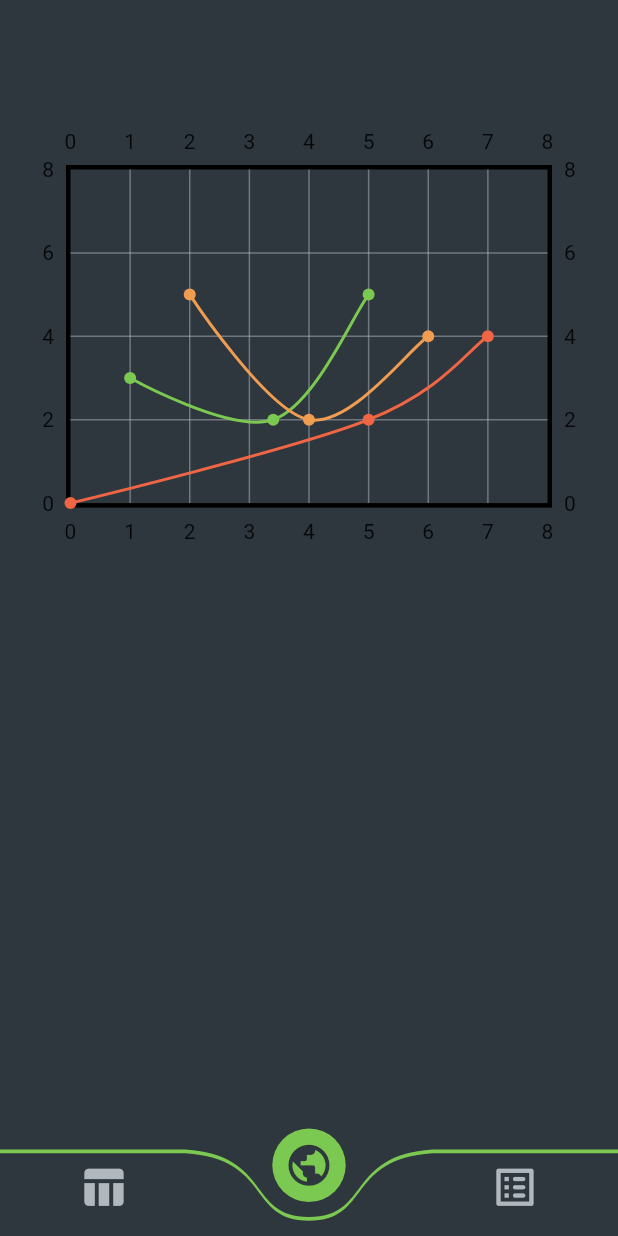
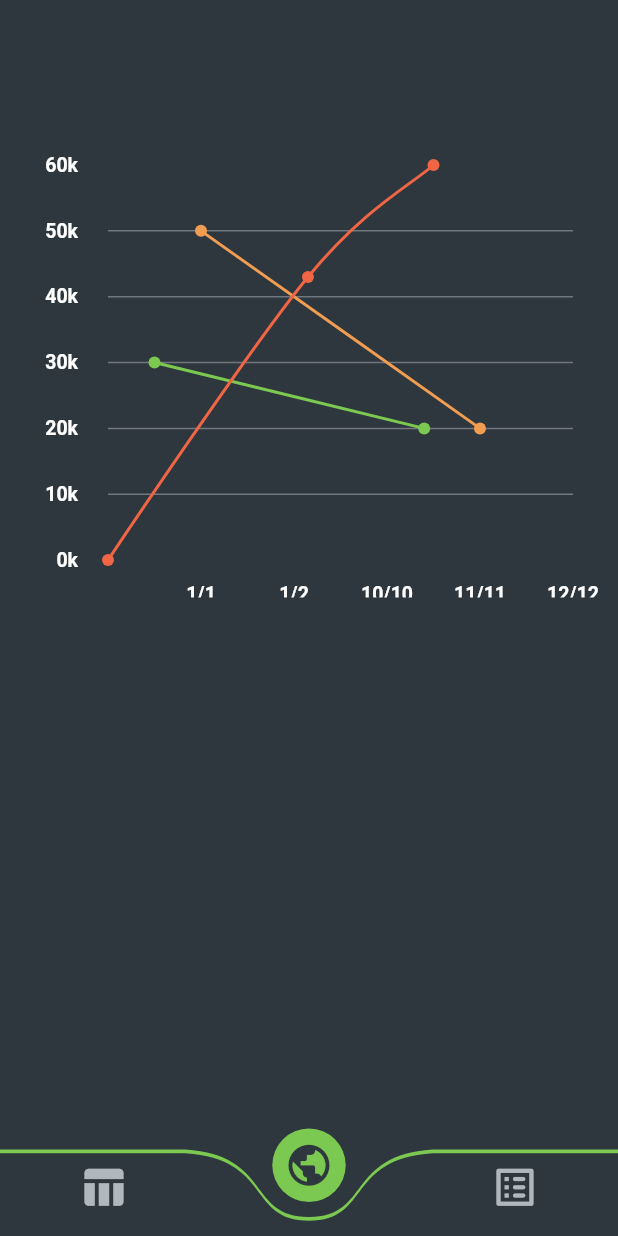
Before and after one commit to Grupo-Arquitectura-2021/VIC-19-Frontend-Mobile, a Flutter app: the screen it shows after launch, on a phone screen of 412 x 824 dp. Run offline on Flutter 3.47's test engine with Material 2 defaults, Android fonts, the phone set to English and light mode, and no system bars; drawn by our look-alikes of fl_chart; our stand-ins replace auto_size_text, bloc, equatable, flutter_bloc, flutter_spinkit, google_maps_flutter.

Commit message:
addition of list for titles

```diff
--- a/vic_19/lib/components/graphics/LineTitles.dart
+++ b/vic_19/lib/components/graphics/LineTitles.dart
@@ -1,20 +1,76 @@
 import 'package:fl_chart/fl_chart.dart';
 import 'package:flutter/material.dart';
+import 'package:vic_19/PaletteColor.dart';
+
+
 class LineTitles{
-  static getTitleData(){
-
+  static getTitleData(List<String> _titles,List<String> _titlesY){
+    // getTitleData(this._titles);
     return FlTitlesData(
         show: true,
         bottomTitles: SideTitles(
           showTitles: true,
-          margin: 8,
+          reservedSize: 10,
+          margin: 15,
+          getTextStyles: (value)=> const TextStyle(
+            color: Colors.white,
+            fontWeight: FontWeight.bold,
+            fontSize: 13
+          ),
           getTitles: (value){
             switch (value.toInt()){
-
+              case 2:
+                return _titles[0];
+              case 4:
+                return _titles[1];
+              case 6:
+                return _titles[2];
+              case 8:
+                return _titles[3];
+              case 10:
+                return _titles[4];
+              // case 12:
+              //   return _titles[5];
+              // case 14:
+              //   return _titles[6];
+              // case 16:
+              //   return _titles[7];
             }
             return '';
           }
-        )
+        ),
+      leftTitles: SideTitles(
+        showTitles: true,
+          // reservedSize: 10,
+          margin: 20,
+          getTextStyles: (value)=> const TextStyle(
+              color: Colors.white,
+              fontWeight: FontWeight.bold,
+              fontSize: 13
+          ),
+          getTitles: (value){
+            switch (value.toInt()){
+              case 0:
+                return _titlesY[0];
+              case 1:
+                return _titlesY[1];
+              case 2:
+                return _titlesY[2];
+              case 3:
+                return _titlesY[3];
+              case 4:
+                return _titlesY[4];
+              case 5:
+                return _titlesY[5];
+              case 6:
+                return _titlesY[6];
+              // case 7:
+              //   return _titlesY[7];
+            }
+            return '';
+          }
+      ),
     );
   }
+
 }
--- a/vic_19/lib/components/graphics/LinearChart.dart
+++ b/vic_19/lib/components/graphics/LinearChart.dart
@@ -2,6 +2,7 @@ import 'package:fl_chart/fl_chart.dart';
 import 'package:flutter/material.dart';
 
 import '../../PaletteColor.dart';
+import 'LineTitles.dart';
 class LineChartWidget extends StatelessWidget {
   final List<String> _data;
   // final int x;
@@ -11,14 +12,15 @@ class LineChartWidget extends StatelessWidget {
   final List<Color>lineOne=[color2];
   final List<Color>lineTwo=[color3];
   final List<Color>lineThree=[color4];
-  List<String> _titles;
+  List<String> _titles=['1/1','1/2','10/10','11/11','12/12','1/6','12/10','12/12'];//must be of 5 elements
+  List<String> _titlesY=['0k','10k','20k','30k','40k','50k','60k','200k'];//must be of 7 elements
   @override
   Widget build(BuildContext context) {
     return LineChart(
       LineChartData(
-        minX: 0,maxX: 8,
-        minY: 0,maxY: 8,
-        // titlesData: LineTitles.getTitleData(),
+        minX: 0,maxX: 10,
+        minY: 0,maxY: 6,
+        titlesData: LineTitles.getTitleData(_titles,_titlesY),
         gridData: FlGridData(
           show: true,
           getDrawingHorizontalLine: (value){
@@ -28,7 +30,7 @@ class LineChartWidget extends StatelessWidget {
             );
           },
             // drawVerticalLine: false,
-            drawVerticalLine: true,
+            drawVerticalLine: false,
           getDrawingVerticalLine: (value){
             return FlLine(
               color: color5.withOpacity(0.5),
@@ -37,43 +39,61 @@ class LineChartWidget extends StatelessWidget {
           }
         ),
         borderData: FlBorderData(
-          show: true,
+          show: false,
           border: Border.all(color: color7,width: 3)
         ),
         lineBarsData: [
           LineChartBarData(
             spots: [
               FlSpot(1, 3),
-              FlSpot(3.4, 2),
-              FlSpot(5, 5),
+              FlSpot(6.8, 2),
+              // FlSpot(10, 5),
+              // FlSpot(14, 7),
             ],
             isCurved: true,
             colors: lineOne,
-            barWidth: 2
-            // colors: gradientColors
+            barWidth: 2,
+            // colors: gradientColors,
+            // belowBarData: BarAreaData(
+            //   show: true,
+            //   colors: lineOne.map((color) => color.withOpacity(0.3)).toList(),
+            // )
           ),
           LineChartBarData(
               spots: [
                 FlSpot(2, 5),
-                FlSpot(4, 2),
-                FlSpot(6, 4),
+                FlSpot(8, 2),
+                // FlSpot(12, 4),
+                // FlSpot(16, 3),
               ],
               isCurved: true,
               colors: lineTwo,
-              barWidth: 2
+              barWidth: 2,
+              // belowBarData: BarAreaData(
+              //   show: true,
+              //   colors: lineTwo.map((color) => color.withOpacity(0.3)).toList(),
+              // )
           ),
           LineChartBarData(
               spots: [
                 FlSpot(0, 0),
-                FlSpot(5, 2),
-                FlSpot(7, 4),
+                FlSpot(4.3,4.3),
+                FlSpot(7, 6),
+                // FlSpot(10, 2),
+                // FlSpot(14, 4),
+                // FlSpot(14.4, 5.2),
+                // FlSpot(16, 5),
               ],
               isCurved: true,
               colors: lineThree,
-              barWidth: 2
+              barWidth: 2,
+              // belowBarData: BarAreaData(
+              //   show: true,
+              //   colors: lineThree.map((color) => color.withOpacity(0.3)).toList(),
+              // )
           ),
         ],
-      )
+      ),
     );
   }
 }
--- a/vic_19/lib/pages/TablesPage.dart
+++ b/vic_19/lib/pages/TablesPage.dart
@@ -1,5 +1,7 @@
 import 'package:flutter/material.dart';
 import 'package:vic_19/components/graphics/LinearChart.dart';
+
+import '../PaletteColor.dart';
 class TablesPage extends StatefulWidget {
   @override
   _TablesPageState createState() => _TablesPageState();
@@ -13,10 +15,18 @@ class _TablesPageState extends State<TablesPage> {
     return Scaffold(
       body: SingleChildScrollView(
           child: Container(
+            alignment: Alignment.topCenter,
             child: Column(
               children: [
                 SizedBox(height: 80,),
-                LineChartWidget(_dataList),
+                Container(
+                  width: size.width,
+                  padding: EdgeInsets.all(30),
+                  // color: color6,
+                  child: LineChartWidget(_dataList),
+                ),
+                SizedBox(height: 30,),
+                // LineChartWidget(_dataList),
               ],
             ),
           )
```
